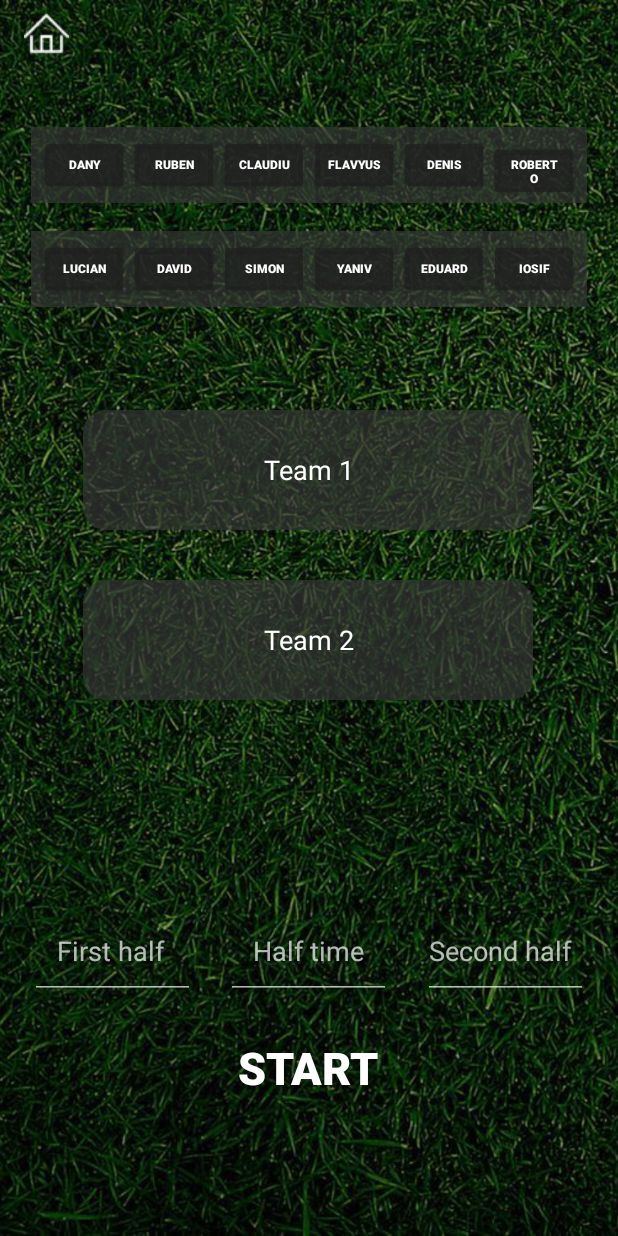
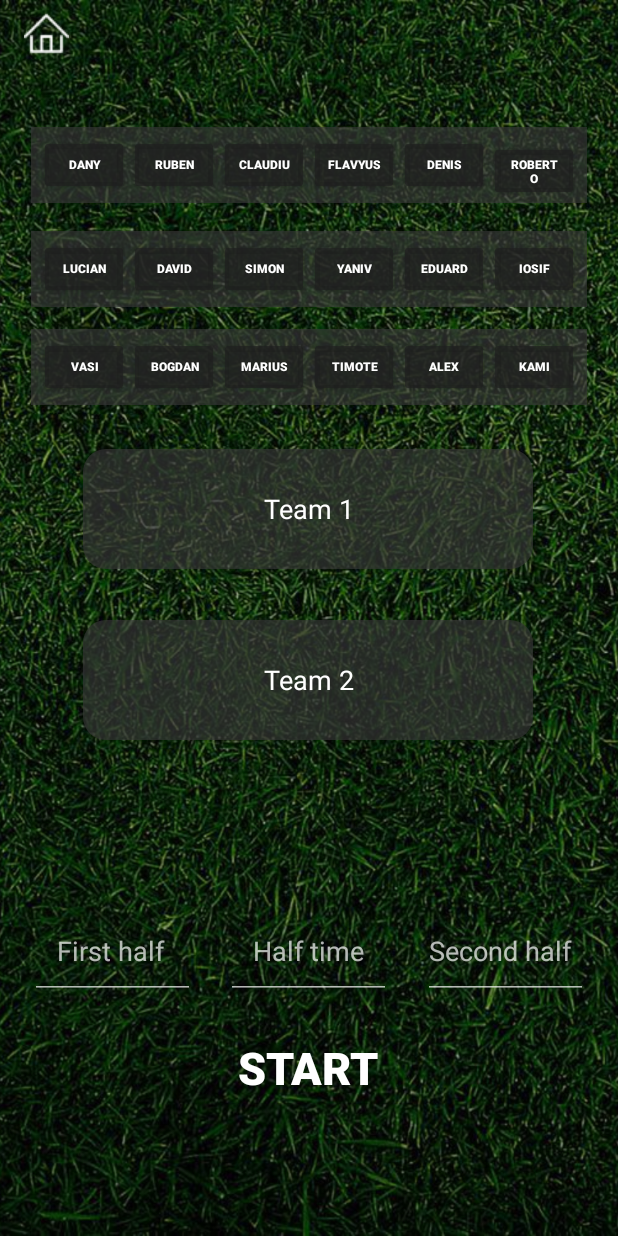
Before and after one commit to ImTheCloud/Android-Studio-FootballManager, an Android app: the TeamSelect screen opened directly, with no data from a screen before it, on a phone screen of 412 x 824 dp. Run offline under Robolectric (Android 15) with nearby library versions, the phone set to English and light mode, and no system bars.

Commit message:
correction bug time + add button 3 rangée selection

```diff
--- a/DraredeBosanci/app/src/main/java/Home/History.java
+++ b/DraredeBosanci/app/src/main/java/Home/History.java
@@ -187,6 +187,9 @@ public class History extends AppCompatActivity {
                     for (Map.Entry<String, Object> entry : sortedgmailData.entrySet()) {
                         Map<String, Object> ddateMail = (Map<String, Object>) entry.getValue();
                         String mail = ddateMail.get("data").toString();
+                        if (mail.equals("claudiuppdc7@yahoo.com")) {
+                            mail = "Claudiu";
+                        }
                         mails += "Game " + gameNumber + " : " +  mail+"\n";
                         gameNumber++; // incrementer le compteur
                     }
@@ -200,7 +203,7 @@ public class History extends AppCompatActivity {
                     String goalDisplayData  = "Scores : " + "\n" + scores;
                     String timeDisplayData  = "Time : " + "\n" + timeDataString;
                     String dateDisplayData  = "Date : " + "\n" + dates;
-                    String mailDisplayData  = "Referee : " + "\n" + mails;
+                    String mailDisplayData = "Referee : " + "\n" + mails;
 
 
                     teamDisplay.setText(teamDisplayData);
--- a/DraredeBosanci/app/src/main/java/Team/TeamSelect.java
+++ b/DraredeBosanci/app/src/main/java/Team/TeamSelect.java
@@ -27,8 +27,8 @@ public class TeamSelect extends AppCompatActivity{
 
         etPlayers1 = findViewById(R.id.ID_Team1);
         etPlayers2 = findViewById(R.id.ID_Team2);
-        ttimerFirst = findViewById(R.id.ID_Timer_halftime);
-        ttimerHalfTime = findViewById(R.id.ID_Timer_first);
+        ttimerFirst = findViewById(R.id.ID_Timer_first);
+        ttimerHalfTime = findViewById(R.id.ID_Timer_halftime);
         ttimerSecond = findViewById(R.id.ID_Timer_second);
 
         ttimerFirst.setInputType(InputType.TYPE_CLASS_NUMBER);
@@ -48,6 +48,12 @@ public class TeamSelect extends AppCompatActivity{
                 findViewById(R.id.playerEdaurd),
                 findViewById(R.id.playerYaniv),
                 findViewById(R.id.playerIosif),
+                findViewById(R.id.playerKami),
+                findViewById(R.id.playerMarius),
+                findViewById(R.id.playerAlex),
+                findViewById(R.id.playerTimote),
+                findViewById(R.id.playerBogdan),
+                findViewById(R.id.playerVasi),
         };
 
         for (Button button : buttons) {
@@ -63,11 +69,11 @@ public class TeamSelect extends AppCompatActivity{
                         String newText;
                         if (etPlayers1.hasFocus()) {
                             currentText = etPlayers1.getText().toString();
-                            newText = currentText.isEmpty() ? player : currentText + ", " + player;
+                            newText = currentText.isEmpty() ? player : currentText + "," + player;
                             etPlayers1.setText(newText);
                         } else if (etPlayers2.hasFocus()) {
                             currentText = etPlayers2.getText().toString();
-                            newText = currentText.isEmpty() ? player : currentText + ", " + player;
+                            newText = currentText.isEmpty() ? player : currentText + "," + player;
                             etPlayers2.setText(newText);
                         }
                         disableButton(view);
@@ -105,8 +111,9 @@ public class TeamSelect extends AppCompatActivity{
     }
     public void goToLiveSelected(View v){
 
+
+        String timerFirstString = ttimerFirst.getText().toString();
         String timerHalfTimeString = ttimerHalfTime.getText().toString();
-        String timerFirstString = ttimerFirst.getText().toString();
         String timerSecondString = ttimerSecond.getText().toString();
 
         if(timerHalfTimeString.equals("") || timerFirstString.equals("") || timerSecondString.equals("")) {
--- a/DraredeBosanci/app/src/main/res/layout/team_select.xml
+++ b/DraredeBosanci/app/src/main/res/layout/team_select.xml
@@ -199,6 +199,84 @@
 
     </LinearLayout>
 
+    <LinearLayout
+        android:id="@+id/linearLayoutBosanci3"
+        android:layout_width="wrap_content"
+        android:layout_height="wrap_content"
+        android:layout_margin="16dp"
+        android:background="#AA373737"
+        android:gravity="center_horizontal"
+        android:padding="5dp"
+        app:layout_constraintBottom_toBottomOf="parent"
+        app:layout_constraintEnd_toEndOf="parent"
+        app:layout_constraintHorizontal_bias="0.501"
+        app:layout_constraintStart_toStartOf="parent"
+        app:layout_constraintTop_toTopOf="parent"
+        app:layout_constraintVertical_bias="0.274">
+
+
+        <Button
+            android:id="@+id/playerVasi"
+            android:layout_width="60dp"
+            android:layout_height="40dp"
+            android:backgroundTint="#AA1E1E1E"
+            android:text="Vasi"
+            android:textColor="@android:color/white"
+            android:textSize="8sp"
+            android:textStyle="bold" />
+
+        <Button
+            android:id="@+id/playerBogdan"
+            android:layout_width="60dp"
+            android:layout_height="40dp"
+            android:backgroundTint="#AA1E1E1E"
+            android:text="Bogdan"
+            android:textColor="@android:color/white"
+            android:textSize="8sp"
+            android:textStyle="bold" />
+
+        <Button
+            android:id="@+id/playerMarius"
+            android:layout_width="60dp"
+            android:layout_height="40dp"
+            android:backgroundTint="#AA1E1E1E"
+            android:text="Marius"
+            android:textColor="@android:color/white"
+            android:textSize="8sp"
+            android:textStyle="bold" />
+
+        <Button
+            android:id="@+id/playerTimote"
+            android:layout_width="60dp"
+            android:layout_height="40dp"
+            android:backgroundTint="#AA1E1E1E"
+            android:text="Timote"
+            android:textColor="@android:color/white"
+            android:textSize="8sp"
+            android:textStyle="bold" />
+
+        <Button
+            android:id="@+id/playerAlex"
+            android:layout_width="60dp"
+            android:layout_height="40dp"
+            android:backgroundTint="#AA1E1E1E"
+            android:text="Alex"
+            android:textColor="@android:color/white"
+            android:textSize="8sp"
+            android:textStyle="bold" />
+
+        <Button
+            android:id="@+id/playerKami"
+            android:layout_width="60dp"
+            android:layout_height="40dp"
+            android:backgroundTint="#AA1E1E1E"
+            android:text="Kami"
+            android:textColor="@android:color/white"
+            android:textSize="8sp"
+            android:textStyle="bold" />
+
+    </LinearLayout>
+
     <EditText
         android:id="@+id/ID_Team1"
         android:layout_width="300dp"
@@ -211,10 +289,10 @@
         android:textColorHint="@color/white"
         app:layout_constraintBottom_toBottomOf="@+id/imageView2"
         app:layout_constraintEnd_toEndOf="parent"
-        app:layout_constraintHorizontal_bias="0.494"
+        app:layout_constraintHorizontal_bias="0.495"
         app:layout_constraintStart_toStartOf="@+id/imageView2"
         app:layout_constraintTop_toTopOf="parent"
-        app:layout_constraintVertical_bias="0.367" />
+        app:layout_constraintVertical_bias="0.402" />
 
     <EditText
         android:id="@+id/ID_Team2"
@@ -228,10 +306,10 @@
         android:textColorHint="@color/white"
         app:layout_constraintBottom_toBottomOf="@+id/imageView2"
         app:layout_constraintEnd_toEndOf="parent"
-        app:layout_constraintHorizontal_bias="0.494"
+        app:layout_constraintHorizontal_bias="0.495"
         app:layout_constraintStart_toStartOf="@+id/imageView2"
         app:layout_constraintTop_toTopOf="parent"
-        app:layout_constraintVertical_bias="0.52" />
+        app:layout_constraintVertical_bias="0.556" />
 
     <Button
         android:id="@+id/startButton"
```
Also changed, not shown: DraredeBosanci/app/src/main/java/Team/TeamRandom.java (+7 -1 lines), DraredeBosanci/app/src/main/res/layout/team_random.xml (+78 -0 lines), 1 other file.
